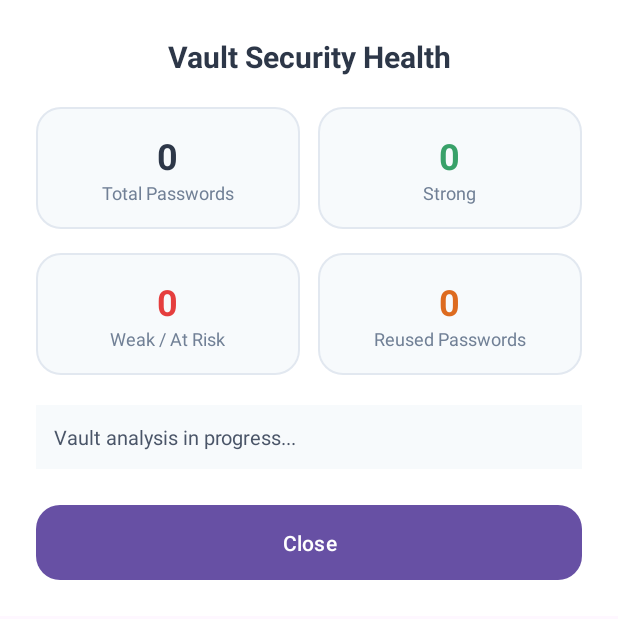
After one commit to jr0226/My-password-manager, an Android app: the layout dialog_security_audit.xml on its own in the app's theme, with its tools: preview values and no code run, on a phone screen of 412 x 824 dp. The commit adds this screen. Shown: the top 619 px of the screen. Run offline under Robolectric (Android 15) with nearby library versions, the phone set to English and light mode, and no system bars.

Commit message:
feat: add clipboard auto-clear, security health audit, and credential statistics

```diff
--- /dev/null
+++ b/app/src/main/res/layout/dialog_security_audit.xml
@@ -0,0 +1,161 @@
+<?xml version="1.0" encoding="utf-8"?>
+<LinearLayout xmlns:android="http://schemas.android.com/apk/res/android"
+    android:layout_width="match_parent"
+    android:layout_height="wrap_content"
+    android:orientation="vertical"
+    android:padding="24dp"
+    android:background="#FFFFFF">
+
+    <TextView
+        android:layout_width="match_parent"
+        android:layout_height="wrap_content"
+        android:text="Vault Security Health"
+        android:textSize="20sp"
+        android:textStyle="bold"
+        android:textColor="#2D3748"
+        android:gravity="center"
+        android:layout_marginBottom="20dp" />
+
+    <LinearLayout
+        android:layout_width="match_parent"
+        android:layout_height="wrap_content"
+        android:orientation="horizontal"
+        android:baselineAligned="false"
+        android:layout_marginBottom="16dp">
+
+        <LinearLayout
+            android:layout_width="0dp"
+            android:layout_height="wrap_content"
+            android:layout_weight="1"
+            android:orientation="vertical"
+            android:gravity="center"
+            android:padding="16dp"
+            android:background="@drawable/rounded_input"
+            android:layout_marginEnd="6dp">
+
+            <TextView
+                android:id="@+id/tvAuditTotal"
+                android:layout_width="wrap_content"
+                android:layout_height="wrap_content"
+                android:text="0"
+                android:textSize="24sp"
+                android:textStyle="bold"
+                android:textColor="#2D3748" />
+
+            <TextView
+                android:layout_width="wrap_content"
+                android:layout_height="wrap_content"
+                android:text="Total Passwords"
+                android:textSize="12sp"
+                android:textColor="#718096" />
+        </LinearLayout>
+
+        <LinearLayout
+            android:layout_width="0dp"
+            android:layout_height="wrap_content"
+            android:layout_weight="1"
+            android:orientation="vertical"
+            android:gravity="center"
+            android:padding="16dp"
+            android:background="@drawable/rounded_input"
+            android:layout_marginStart="6dp">
+
+            <TextView
+                android:id="@+id/tvAuditStrong"
+                android:layout_width="wrap_content"
+                android:layout_height="wrap_content"
+                android:text="0"
+                android:textSize="24sp"
+                android:textStyle="bold"
+                android:textColor="#38A169" />
+
+            <TextView
+                android:layout_width="wrap_content"
+                android:layout_height="wrap_content"
+                android:text="Strong"
+                android:textSize="12sp"
+                android:textColor="#718096" />
+        </LinearLayout>
+    </LinearLayout>
+
+    <LinearLayout
+        android:layout_width="match_parent"
+        android:layout_height="wrap_content"
+        android:orientation="horizontal"
+        android:baselineAligned="false"
+        android:layout_marginBottom="20dp">
+
+        <LinearLayout
+            android:layout_width="0dp"
+            android:layout_height="wrap_content"
+            android:layout_weight="1"
+            android:orientation="vertical"
+            android:gravity="center"
+            android:padding="16dp"
+            android:background="@drawable/rounded_input"
+            android:layout_marginEnd="6dp">
+
+            <TextView
+                android:id="@+id/tvAuditWeak"
+                android:layout_width="wrap_content"
+                android:layout_height="wrap_content"
+                android:text="0"
+                android:textSize="24sp"
+                android:textStyle="bold"
+                android:textColor="#E53E3E" />
+
+            <TextView
+                android:layout_width="wrap_content"
+                android:layout_height="wrap_content"
+                android:text="Weak / At Risk"
+                android:textSize="12sp"
+                android:textColor="#718096" />
+        </LinearLayout>
+
+        <LinearLayout
+            android:layout_width="0dp"
+            android:layout_height="wrap_content"
+            android:layout_weight="1"
+            android:orientation="vertical"
+            android:gravity="center"
+            android:padding="16dp"
+            android:background="@drawable/rounded_input"
+            android:layout_marginStart="6dp">
+
+            <TextView
+                android:id="@+id/tvAuditReused"
+                android:layout_width="wrap_content"
+                android:layout_height="wrap_content"
+                android:text="0"
+                android:textSize="24sp"
+                android:textStyle="bold"
+                android:textColor="#DD6B20" />
+
+            <TextView
+                android:layout_width="wrap_content"
+                android:layout_height="wrap_content"
+                android:text="Reused Passwords"
+                android:textSize="12sp"
+                android:textColor="#718096" />
+        </LinearLayout>
+    </LinearLayout>
+
+    <TextView
+        android:id="@+id/tvAuditRecommendation"
+        android:layout_width="match_parent"
+        android:layout_height="wrap_content"
+        android:text="Vault analysis in progress..."
+        android:textSize="13sp"
+        android:textColor="#4A5568"
+        android:background="#F7FAFC"
+        android:padding="12dp"
+        android:layout_marginBottom="24dp" />
+
+    <Button
+        android:id="@+id/btnAuditClose"
+        android:layout_width="match_parent"
+        android:layout_height="50dp"
+        android:text="Close"
+        android:textColor="#FFFFFF"
+        android:background="@drawable/rounded_button" />
+</LinearLayout>
```
Also changed, not shown: app/src/main/java/com/example/mypasswordmanager/MainActivity.java (+93 -2 lines).
